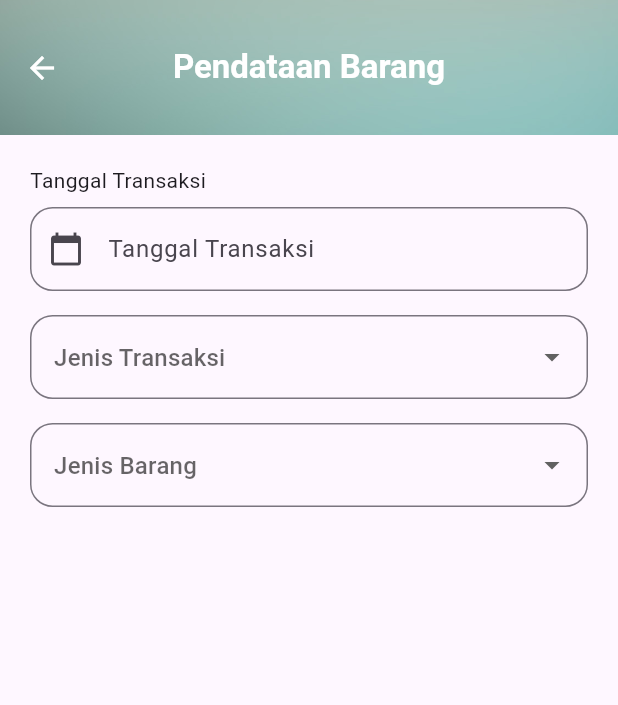
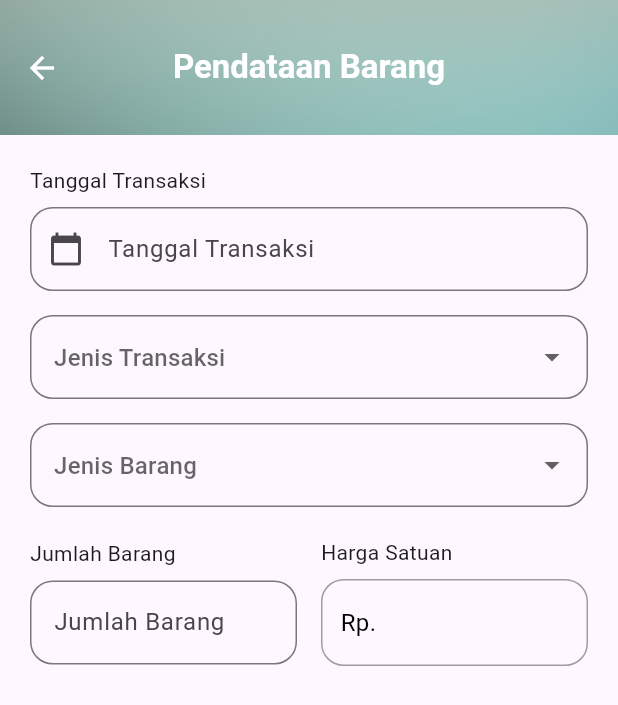
Before and after one commit to giant-paw/20220140105_UCP1Flutter, a Flutter app: the BarangPage screen opened directly, on a phone screen of 412 x 824 dp. Shown: the top 705 px of the screen. Run offline on Flutter 3.47's test engine with Material 3 defaults, Android fonts, the phone set to English and light mode, and no system bars; our stand-ins replace iconsax_flutter; missing offline and left inert: show_hide_password.

Commit message:
membuat  texfield untuk jumlah barang dan harga

```diff
--- a/lib/barang_page.dart
+++ b/lib/barang_page.dart
@@ -9,7 +9,6 @@ class BarangPage extends StatefulWidget {
 }
 
 class _BarangPageState extends State<BarangPage> {
-
   final _tanggalController = TextEditingController();
   final _jumlahController = TextEditingController();
 
@@ -59,7 +58,9 @@ class _BarangPageState extends State<BarangPage> {
                 decoration: InputDecoration(
                   prefixIcon: const Icon(Icons.calendar_today),
                   hintText: "Tanggal Transaksi",
-                  border: OutlineInputBorder(borderRadius: BorderRadius.circular(15)),
+                  border: OutlineInputBorder(
+                    borderRadius: BorderRadius.circular(15),
+                  ),
                 ),
                 onTap: () async {
                   DateTime? pickedDate = await showDatePicker(
@@ -70,7 +71,9 @@ class _BarangPageState extends State<BarangPage> {
                   );
                   if (pickedDate != null) {
                     setState(() {
-                      _tanggalController.text = DateFormat('dd-MM-yyyy').format(pickedDate);
+                      _tanggalController.text = DateFormat(
+                        'dd-MM-yyyy',
+                      ).format(pickedDate);
                     });
                   }
                 },
@@ -79,13 +82,19 @@ class _BarangPageState extends State<BarangPage> {
               const SizedBox(height: 16),
               DropdownButtonFormField<String>(
                 value: _jenisTransaksi,
-                items: ["Masuk", "Keluar"]
-                    .map((item) => DropdownMenuItem(value: item, child: Text(item)))
-                    .toList(),
+                items:
+                    ["Masuk", "Keluar"]
+                        .map(
+                          (item) =>
+                              DropdownMenuItem(value: item, child: Text(item)),
+                        )
+                        .toList(),
                 onChanged: (val) => setState(() => _jenisTransaksi = val),
                 decoration: InputDecoration(
                   hintText: "Jenis Transaksi",
-                  border: OutlineInputBorder(borderRadius: BorderRadius.circular(15)),
+                  border: OutlineInputBorder(
+                    borderRadius: BorderRadius.circular(15),
+                  ),
                 ),
               ),
 
@@ -93,17 +102,81 @@ class _BarangPageState extends State<BarangPage> {
 
               DropdownButtonFormField<String>(
                 value: _jenisBarang,
-                items: _barangHarga.keys
-                    .map((item) => DropdownMenuItem(value: item, child: Text(item)))
-                    .toList(),
-                onChanged: (val) => setState(() {
-                  _jenisBarang = val;
-                  _hargaSatuan = _barangHarga[val];
-                }),
+                items:
+                    _barangHarga.keys
+                        .map(
+                          (item) =>
+                              DropdownMenuItem(value: item, child: Text(item)),
+                        )
+                        .toList(),
+                onChanged:
+                    (val) => setState(() {
+                      _jenisBarang = val;
+                      _hargaSatuan = _barangHarga[val];
+                    }),
                 decoration: InputDecoration(
                   hintText: "Jenis Barang",
-                  border: OutlineInputBorder(borderRadius: BorderRadius.circular(15)),
+                  border: OutlineInputBorder(
+                    borderRadius: BorderRadius.circular(15),
+                  ),
                 ),
+              ),
+
+              const SizedBox(height: 20),
+              Row(
+                children: [
+                  Expanded(
+                    child: Column(
+                      crossAxisAlignment: CrossAxisAlignment.start,
+                      children: [
+                        const Text("Jumlah Barang"),
+                        const SizedBox(height: 8),
+                        TextField(
+                          controller: _jumlahController,
+                          keyboardType: TextInputType.number,
+                          decoration: InputDecoration(
+                            hintText: "Jumlah Barang",
+                            border: OutlineInputBorder(
+                              borderRadius: BorderRadius.circular(15),
+                            ),
+                          ),
+                        ),
+                      ],
+                    ),
+                  ),
+
+                  const SizedBox(width: 16),
+                  Expanded(
+                    child: Column(
+                      crossAxisAlignment: CrossAxisAlignment.start,
+                      children: [
+                        const Text("Harga Satuan"),
+                        const SizedBox(height: 8),
+                        Container(
+                          alignment: Alignment.centerLeft,
+                          padding: const EdgeInsets.symmetric(horizontal: 12.0),
+                          constraints: const BoxConstraints(
+                            minHeight:
+                                58,
+                          ),
+                          decoration: BoxDecoration(
+                            border: Border.all(color: Colors.grey),
+                            borderRadius: BorderRadius.circular(15),
+                          ),
+                          child: Text(
+                            _hargaSatuan != null
+                                ? "Rp. $_hargaSatuan"
+                                : "Rp. ",
+                            style: const TextStyle(
+                              fontSize: 16,
+                              color: Colors.black,
+                            ),
+                          ),
+                        ),
+                      ],
+                    ),
+                  ),
+                ],
               ),
             ],
           ),
```
